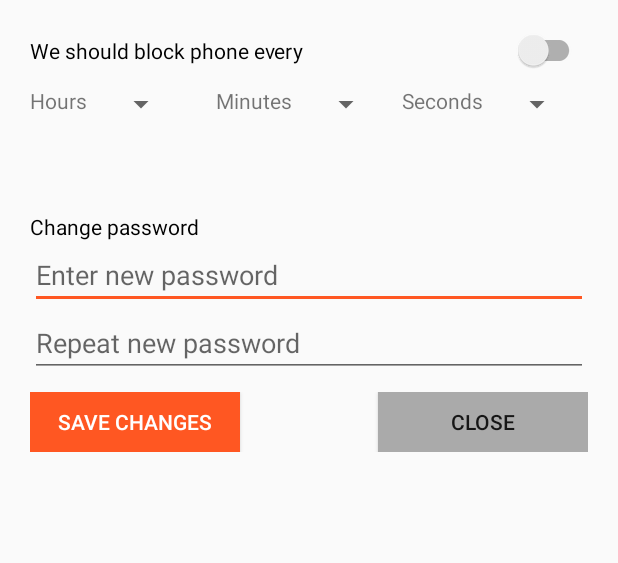
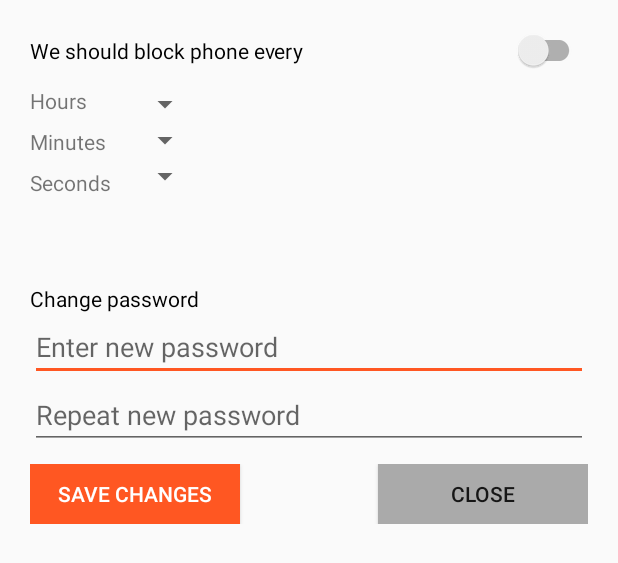
Before and after one commit to ProvisionLab/Android_Locker, an Android app: the layout activity_main.xml on its own in the app's theme, with its tools: preview values and no code run, on a phone screen of 412 x 824 dp. Shown: the top 563 px of the screen. Run offline under Robolectric (Android 15) with nearby library versions, the phone set to English and light mode, and no system bars.

```diff
--- a/app/src/main/java/com/dev/joks/lockscreen/activity/PermissionActivity.java
+++ b/app/src/main/java/com/dev/joks/lockscreen/activity/PermissionActivity.java
@@ -10,10 +10,6 @@ import android.provider.Settings;
 import android.support.annotation.Nullable;
 
 import com.dev.joks.lockscreen.LockscreenUtil;
-
-/**
- * Created by mugku on 2017. 4. 7..
- */
 
 public class PermissionActivity extends Activity {
 
--- a/app/src/main/res/layout/activity_main.xml
+++ b/app/src/main/res/layout/activity_main.xml
@@ -31,63 +31,58 @@
     </RelativeLayout>
 
     <LinearLayout
-        android:layout_width="match_parent"
+        android:layout_width="wrap_content"
         android:layout_height="wrap_content"
         android:layout_marginTop="10dp"
         android:orientation="horizontal">
 
         <LinearLayout
-            android:layout_width="0dp"
-            android:layout_height="wrap_content"
-            android:layout_weight="1"
-            android:orientation="horizontal">
+            android:layout_width="match_parent"
+            android:layout_height="match_parent"
+            android:orientation="vertical">
 
             <android.support.v7.widget.AppCompatTextView
                 android:layout_width="wrap_content"
                 android:layout_height="wrap_content"
                 android:text="Hours" />
 
+            <android.support.v7.widget.AppCompatTextView
+                android:layout_width="wrap_content"
+                android:layout_marginTop="8dp"
+                android:layout_marginBottom="8dp"
+                android:layout_height="wrap_content"
+                android:text="Minutes" />
+
+            <android.support.v7.widget.AppCompatTextView
+                android:layout_width="wrap_content"
+                android:layout_height="wrap_content"
+                android:text="Seconds" />
+
+        </LinearLayout>
+
+        <LinearLayout
+            android:layout_width="match_parent"
+            android:layout_height="wrap_content"
+            android:orientation="vertical">
+
             <android.support.v7.widget.AppCompatSpinner
                 android:id="@+id/hours_spinner"
                 android:layout_width="@dimen/spinner_width"
                 android:layout_height="wrap_content"
                 android:textColor="@android:color/black" />
-        </LinearLayout>
-
-        <LinearLayout
-            android:layout_width="0dp"
-            android:layout_height="wrap_content"
-            android:layout_weight="1"
-            android:orientation="horizontal">
-
-            <android.support.v7.widget.AppCompatTextView
-                android:layout_width="wrap_content"
-                android:layout_height="wrap_content"
-                android:text="Minutes" />
 
             <android.support.v7.widget.AppCompatSpinner
                 android:id="@+id/minutes_spinner"
                 android:layout_width="@dimen/spinner_width"
                 android:layout_height="wrap_content"
                 android:textColor="@android:color/black" />
-        </LinearLayout>
-
-        <LinearLayout
-            android:layout_width="0dp"
-            android:layout_height="wrap_content"
-            android:layout_weight="1"
-            android:orientation="horizontal">
-
-            <android.support.v7.widget.AppCompatTextView
-                android:layout_width="wrap_content"
-                android:layout_height="wrap_content"
-                android:text="Seconds" />
 
             <android.support.v7.widget.AppCompatSpinner
                 android:id="@+id/seconds_spinner"
                 android:layout_width="@dimen/spinner_width"
                 android:layout_height="wrap_content"
                 android:textColor="@android:color/black" />
+
         </LinearLayout>
     </LinearLayout>
 
```
Also changed, not shown: app/src/main/java/com/dev/joks/lockscreen/activity/MainActivity.java (+75 -0 lines), app/src/main/java/com/dev/joks/lockscreen/service/StartLockService.java (+23 -26 lines), 11 other files.
